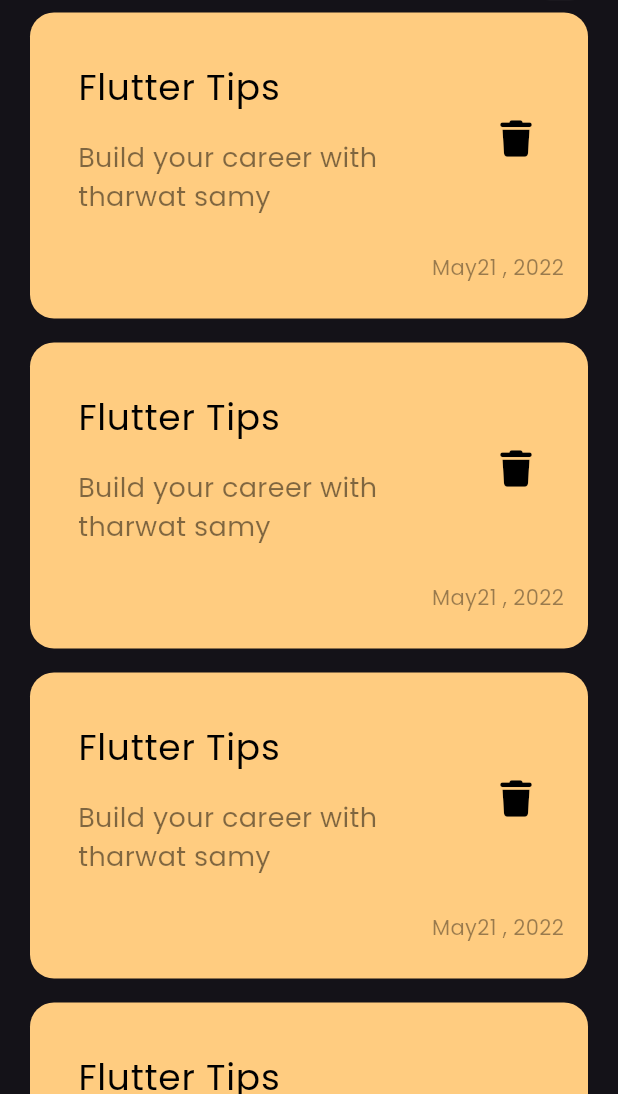
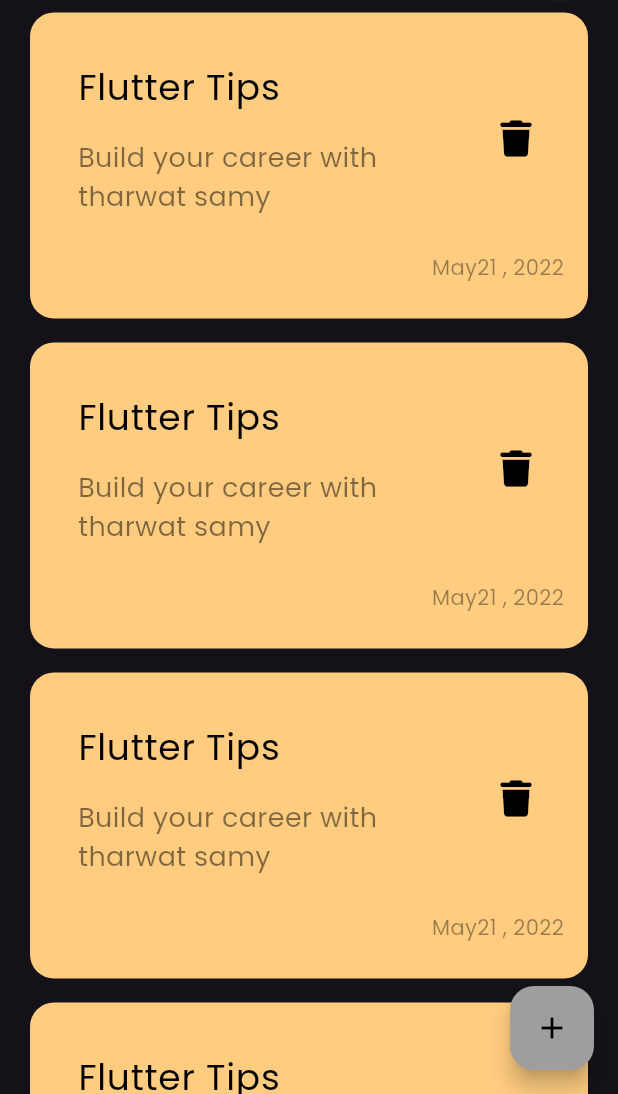
Before and after one commit to Elywa/Notes-App, a Flutter app: the screen it shows after launch, on a phone screen of 412 x 824 dp, the part 142-1236 px from its top. Run offline on Flutter 3.47's test engine with Material 3 defaults, Android fonts, the phone set to English and light mode, and no system bars; our stand-ins replace font_awesome_flutter.

Commit message:
adding Floating action button

```diff
--- a/lib/views/notes_view.dart
+++ b/lib/views/notes_view.dart
@@ -6,8 +6,16 @@ class NotesView extends StatelessWidget {
 
   @override
   Widget build(BuildContext context) {
-    return const Scaffold(
-      body: NotesViewBody(),
+    return Scaffold(
+      body: const NotesViewBody(),
+      floatingActionButton: FloatingActionButton(
+        backgroundColor: Colors.grey,
+        onPressed: () {},
+        child: const Icon(
+          Icons.add,
+          color: Colors.black,
+        ),
+      ),
     );
   }
 }
```
